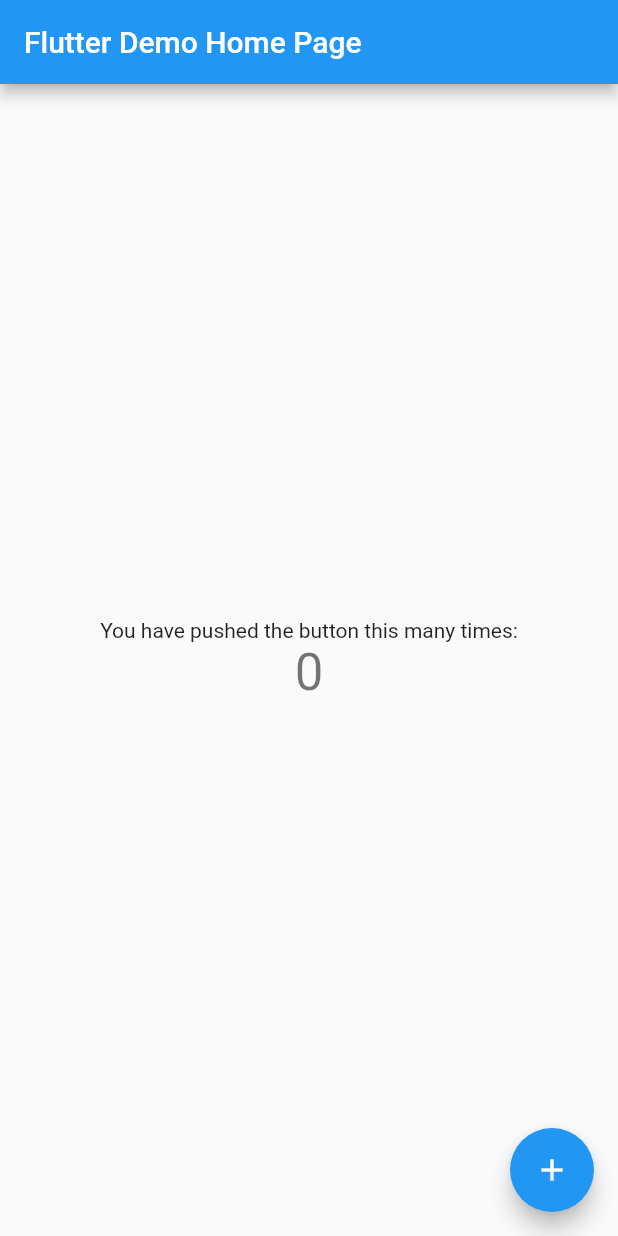
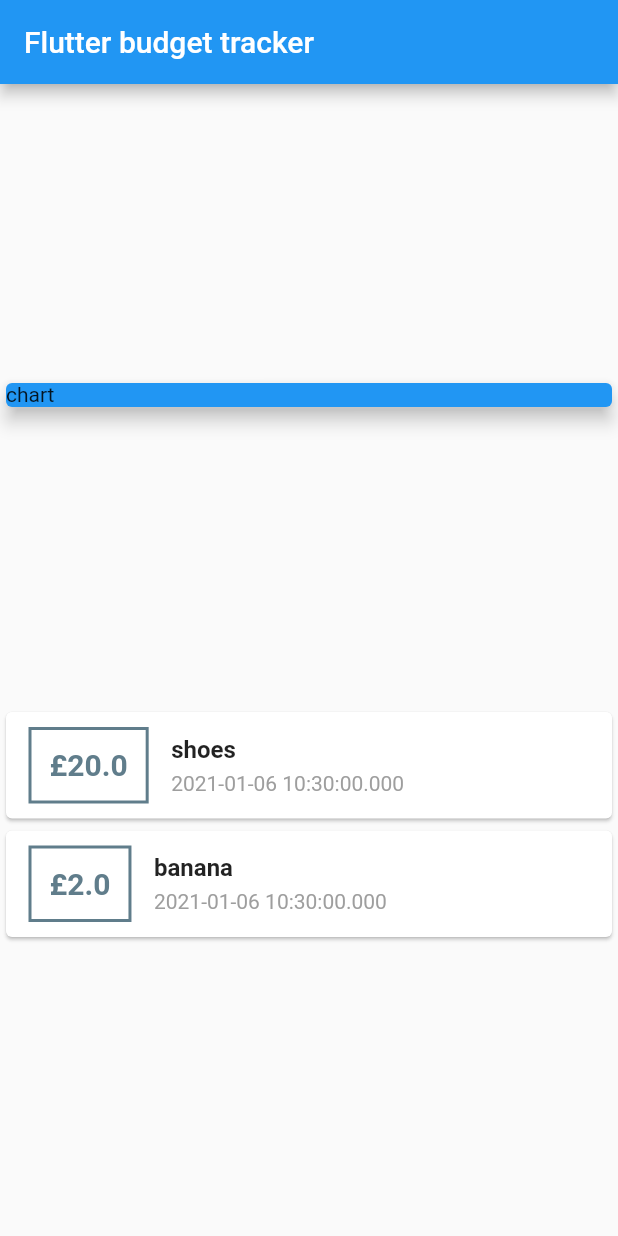
Before and after one commit to dangregory86/expense_tracker, a Flutter app: the screen it shows after launch, on a phone screen of 412 x 824 dp. Run offline on Flutter 3.47's test engine with Material 2 defaults, Android fonts, the phone set to English and light mode, and no system bars.

Commit message:
Created the payment card widget.

```diff
--- a/lib/main.dart
+++ b/lib/main.dart
@@ -1,4 +1,6 @@
 import 'package:flutter/material.dart';
+
+import './transaction.dart';
 
 void main() {
   runApp(MyApp());
@@ -11,107 +13,110 @@ class MyApp extends StatelessWidget {
     return MaterialApp(
       title: 'Flutter Demo',
       theme: ThemeData(
-        // This is the theme of your application.
-        //
-        // Try running your application with "flutter run". You'll see the
-        // application has a blue toolbar. Then, without quitting the app, try
-        // changing the primarySwatch below to Colors.green and then invoke
-        // "hot reload" (press "r" in the console where you ran "flutter run",
-        // or simply save your changes to "hot reload" in a Flutter IDE).
-        // Notice that the counter didn't reset back to zero; the application
-        // is not restarted.
         primarySwatch: Colors.blue,
-        // This makes the visual density adapt to the platform that you run
-        // the app on. For desktop platforms, the controls will be smaller and
-        // closer together (more dense) than on mobile platforms.
         visualDensity: VisualDensity.adaptivePlatformDensity,
       ),
-      home: MyHomePage(title: 'Flutter Demo Home Page'),
+      home: MyHomePage(title: 'Flutter budget tracker'),
     );
   }
 }
 
-class MyHomePage extends StatefulWidget {
+class MyHomePage extends StatelessWidget {
+  final List<Transaction> transactions = [
+    Transaction(
+      id: '1',
+      title: 'shoes',
+      amount: 20.00,
+      dtg: DateTime.now(),
+    ),
+    Transaction(
+      id: '2',
+      title: 'banana',
+      amount: 2.00,
+      dtg: DateTime.now(),
+    ),
+  ];
   MyHomePage({Key key, this.title}) : super(key: key);
-
-  // This widget is the home page of your application. It is stateful, meaning
-  // that it has a State object (defined below) that contains fields that affect
-  // how it looks.
-
-  // This class is the configuration for the state. It holds the values (in this
-  // case the title) provided by the parent (in this case the App widget) and
-  // used by the build method of the State. Fields in a Widget subclass are
-  // always marked "final".
 
   final String title;
 
   @override
-  _MyHomePageState createState() => _MyHomePageState();
-}
-
-class _MyHomePageState extends State<MyHomePage> {
-  int _counter = 0;
-
-  void _incrementCounter() {
-    setState(() {
-      // This call to setState tells the Flutter framework that something has
-      // changed in this State, which causes it to rerun the build method below
-      // so that the display can reflect the updated values. If we changed
-      // _counter without calling setState(), then the build method would not be
-      // called again, and so nothing would appear to happen.
-      _counter++;
-    });
-  }
-
-  @override
   Widget build(BuildContext context) {
-    // This method is rerun every time setState is called, for instance as done
-    // by the _incrementCounter method above.
-    //
-    // The Flutter framework has been optimized to make rerunning build methods
-    // fast, so that you can just rebuild anything that needs updating rather
-    // than having to individually change instances of widgets.
     return Scaffold(
       appBar: AppBar(
-        // Here we take the value from the MyHomePage object that was created by
-        // the App.build method, and use it to set our appbar title.
-        title: Text(widget.title),
+        title: Text(title),
       ),
-      body: Center(
-        // Center is a layout widget. It takes a single child and positions it
-        // in the middle of the parent.
-        child: Column(
-          // Column is also a layout widget. It takes a list of children and
-          // arranges them vertically. By default, it sizes itself to fit its
-          // children horizontally, and tries to be as tall as its parent.
-          //
-          // Invoke "debug painting" (press "p" in the console, choose the
-          // "Toggle Debug Paint" action from the Flutter Inspector in Android
-          // Studio, or the "Toggle Debug Paint" command in Visual Studio Code)
-          // to see the wireframe for each widget.
-          //
-          // Column has various properties to control how it sizes itself and
-          // how it positions its children. Here we use mainAxisAlignment to
-          // center the children vertically; the main axis here is the vertical
-          // axis because Columns are vertical (the cross axis would be
-          // horizontal).
-          mainAxisAlignment: MainAxisAlignment.center,
-          children: <Widget>[
-            Text(
-              'You have pushed the button this many times:',
+      body: Column(
+        mainAxisAlignment: MainAxisAlignment.spaceEvenly,
+        crossAxisAlignment: CrossAxisAlignment.stretch,
+        children: <Widget>[
+          Container(
+            width: double.infinity,
+            child: Card(
+              color: Colors.blue,
+              child: Text('chart'),
+              elevation: 5,
             ),
-            Text(
-              '$_counter',
-              style: Theme.of(context).textTheme.headline4,
-            ),
-          ],
-        ),
+          ),
+          Column(
+            children: transactions.map((tx) {
+              return Card(
+                child: Row(
+                  children: <Widget>[
+                    Container(
+                      padding: EdgeInsets.all(12),
+                      margin: EdgeInsets.symmetric(
+                        vertical: 10,
+                        horizontal: 15,
+                      ),
+                      child: Text(
+                        '£' + tx.amount.toString(),
+                        style: TextStyle(
+                          fontWeight: FontWeight.bold,
+                          fontSize: 20,
+                          color: Colors.blueGrey,
+                        ),
+                      ),
+                      decoration: BoxDecoration(
+                        border: Border.all(
+                          color: Colors.blueGrey,
+                          width: 2,
+                        ),
+                      ),
+                    ),
+                    Container(
+                      child: Column(
+                        mainAxisAlignment: MainAxisAlignment.spaceAround,
+                        crossAxisAlignment: CrossAxisAlignment.start,
+                        children: <Widget>[
+                          Container(
+                            margin: EdgeInsets.only(bottom: 5),
+                            child: Text(
+                              tx.title,
+                              style: TextStyle(
+                                fontSize: 16,
+                                fontWeight: FontWeight.bold,
+                              ),
+                            ),
+                          ),
+                          Container(
+                            child: Text(
+                              tx.dtg.toLocal().toString(),
+                              style: TextStyle(
+                                color: Colors.grey,
+                              ),
+                            ),
+                          ),
+                        ],
+                      ),
+                    )
+                  ],
+                ),
+              );
+            }).toList(),
+          ),
+        ],
       ),
-      floatingActionButton: FloatingActionButton(
-        onPressed: _incrementCounter,
-        tooltip: 'Increment',
-        child: Icon(Icons.add),
-      ), // This trailing comma makes auto-formatting nicer for build methods.
     );
   }
 }
--- /dev/null
+++ b/lib/transaction.dart
@@ -0,0 +1,15 @@
+import 'package:flutter/foundation.dart';
+
+class Transaction {
+  final String id;
+  final String title;
+  final double amount;
+  final DateTime dtg;
+
+  Transaction({
+    @required this.id,
+    @required this.title,
+    @required this.amount,
+    @required this.dtg,
+  });
+}
```
Also changed, not shown: 1 other file.
